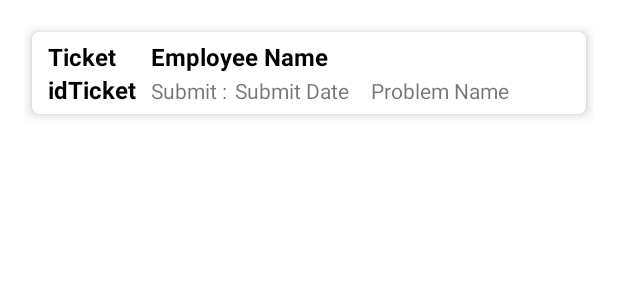
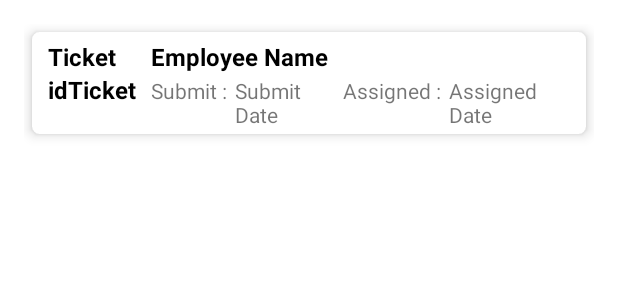
Before and after one commit to abepraya/teamOneProject, an Android app: the layout list_ongoing_ticket_employee.xml on its own in the app's theme, with its tools: preview values and no code run, on a phone screen of 412 x 824 dp. Shown: the top 300 px of the screen. Run offline under Robolectric (Android 15) with nearby library versions, the phone set to English and light mode, and no system bars.

Commit message:
commit conflict misc

```diff
--- a/app/src/main/java/id/bagusip/projectkel1/config/Konfigurasi.java
+++ b/app/src/main/java/id/bagusip/projectkel1/config/Konfigurasi.java
@@ -15,7 +15,7 @@ public class Konfigurasi
     //GET PROBLEM
     public static final String URL_CREATE_TICKET = "http://192.168.1.3/teamOneProject/dashboard_emp/create_ticket.php";
     //GET TICKET
-    public static final String URL_GET_TICKET = "http://192.168.1.3/teamOneProject/dashboard_emp/my_ticket.php";
+    public static final String URL_GET_TICKET = "http://192.168.1.3/teamOneProject/dashboard_emp/my_ticket.php?email=";
 //
 //    public static final String URL_ALL_QUEUE_TICKET_DEVELOPER = "http://192.168.0.100/teamOneProject/dashboard_dev/datas_queue_ticket.php";
 //    public static final String URL_DETAIL_QUEUE_TICKET_DEVELOPER = "http://192.168.0.100/teamOneProject/dashboard_dev/detail_queue_ticket.php?id_problem=1&id_ticket=1";
--- a/app/src/main/res/layout/list_ongoing_ticket_employee.xml
+++ b/app/src/main/res/layout/list_ongoing_ticket_employee.xml
@@ -60,7 +60,7 @@
                 <TextView
                     android:id="@+id/txtIdTicketOnGoingEmp"
                     android:layout_width="63dp"
-                    android:layout_height="wrap_content"
+                    android:layout_height="match_parent"
                     android:layout_marginRight="5dp"
                     android:text="idTicket"
                     android:textColor="#000000"
@@ -68,14 +68,13 @@
                     android:textStyle="bold" />
 
                 <TextView
-                    android:id="@+id/txtSubmitOnGoingTicketEmp"
                     android:layout_width="wrap_content"
                     android:layout_height="wrap_content"
                     android:layout_marginRight="5dp"
                     android:text="Submit :" />
 
                 <TextView
-                    android:id="@+id/txtCreateDateTicketOnGoingEmp"
+                    android:id="@+id/txtCreateDateCreated"
                     android:layout_width="wrap_content"
                     android:layout_height="wrap_content"
                     android:layout_marginRight="5dp"
@@ -83,10 +82,18 @@
                     android:text="Submit Date" />
 
                 <TextView
-                    android:id="@+id/txtProbNameOnGoingTicketEmp"
-                    android:layout_width="138dp"
+                    android:layout_width="wrap_content"
                     android:layout_height="wrap_content"
-                    android:text="Problem Name" />
+                    android:layout_marginRight="5dp"
+                    android:text="Assigned :" />
+
+                <TextView
+                    android:id="@+id/txtCreateDateTicketAssigned"
+                    android:layout_width="wrap_content"
+                    android:layout_height="wrap_content"
+                    android:layout_marginRight="5dp"
+                    android:layout_weight="1"
+                    android:text="Assigned Date" />
             </LinearLayout>
 
         </LinearLayout>
```
Also changed, not shown: app/src/main/java/id/bagusip/projectkel1/Employee/OnGoingTicketEmployeeActivity.java (+21 -13 lines).
